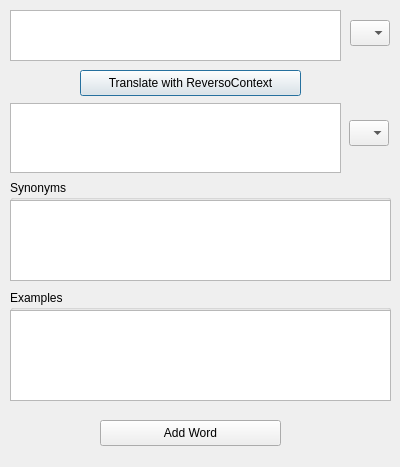
Above: addnewword.ui from AkimovSergey/VocabularyExpander before the change. Below: the same form after it.
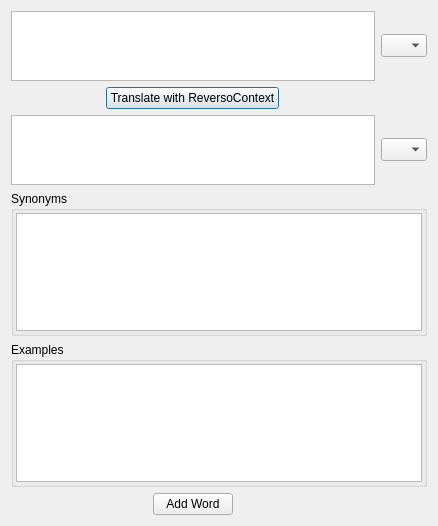
That is the form after the change.

Commit message: fixed parsing of webpage and improved UI for addnewword dialog

```diff
--- a/addnewword.ui
+++ b/addnewword.ui
@@ -6,125 +6,239 @@
    <rect>
     <x>0</x>
     <y>0</y>
-    <width>400</width>
-    <height>467</height>
+    <width>438</width>
+    <height>526</height>
    </rect>
   </property>
+  <property name="sizePolicy">
+   <sizepolicy hsizetype="Fixed" vsizetype="Expanding">
+    <horstretch>0</horstretch>
+    <verstretch>100</verstretch>
+   </sizepolicy>
+  </property>
+  <property name="minimumSize">
+   <size>
+    <width>438</width>
+    <height>0</height>
+   </size>
+  </property>
+  <property name="maximumSize">
+   <size>
+    <width>438</width>
+    <height>16777215</height>
+   </size>
+  </property>
   <property name="windowTitle">
    <string>Add new word</string>
   </property>
-  <widget class="QTextEdit" name="tb_from">
-   <property name="geometry">
-    <rect>
-     <x>10</x>
-     <y>10</y>
-     <width>331</width>
-     <height>51</height>
-    </rect>
-   </property>
-  </widget>
-  <widget class="QPushButton" name="bt_translate">
-   <property name="geometry">
-    <rect>
-     <x>80</x>
-     <y>70</y>
-     <width>221</width>
-     <height>26</height>
-    </rect>
-   </property>
-   <property name="text">
-    <string>Translate with ReversoContext</string>
-   </property>
-  </widget>
-  <widget class="QTextEdit" name="tb_to">
-   <property name="geometry">
-    <rect>
-     <x>10</x>
-     <y>103</y>
-     <width>331</width>
-     <height>70</height>
-    </rect>
-   </property>
-  </widget>
-  <widget class="QGroupBox" name="gb_1">
-   <property name="geometry">
-    <rect>
-     <x>10</x>
-     <y>180</y>
-     <width>381</width>
-     <height>101</height>
-    </rect>
-   </property>
-   <property name="title">
-    <string>Synonyms</string>
-   </property>
-   <widget class="QTextEdit" name="tb_synonyms">
-    <property name="geometry">
-     <rect>
-      <x>0</x>
-      <y>20</y>
-      <width>381</width>
-      <height>81</height>
-     </rect>
-    </property>
-   </widget>
-  </widget>
-  <widget class="QComboBox" name="cb_from">
-   <property name="geometry">
-    <rect>
-     <x>350</x>
-     <y>20</y>
-     <width>40</width>
-     <height>26</height>
-    </rect>
-   </property>
-  </widget>
-  <widget class="QComboBox" name="cb_to">
-   <property name="geometry">
-    <rect>
-     <x>349</x>
-     <y>120</y>
-     <width>40</width>
-     <height>26</height>
-    </rect>
-   </property>
-  </widget>
-  <widget class="QGroupBox" name="groupBox_2">
-   <property name="geometry">
-    <rect>
-     <x>10</x>
-     <y>290</y>
-     <width>381</width>
-     <height>111</height>
-    </rect>
-   </property>
-   <property name="title">
-    <string>Examples</string>
-   </property>
-   <widget class="QTextEdit" name="tb_examples">
-    <property name="geometry">
-     <rect>
-      <x>0</x>
-      <y>20</y>
-      <width>381</width>
-      <height>91</height>
-     </rect>
-    </property>
-   </widget>
-  </widget>
-  <widget class="QPushButton" name="tb_add_word">
-   <property name="geometry">
-    <rect>
-     <x>100</x>
-     <y>420</y>
-     <width>181</width>
-     <height>26</height>
-    </rect>
-   </property>
-   <property name="text">
-    <string>Add Word</string>
-   </property>
-  </widget>
+  <property name="layoutDirection">
+   <enum>Qt::LeftToRight</enum>
+  </property>
+  <layout class="QGridLayout" name="gridLayout">
+   <item row="2" column="0">
+    <widget class="QTextEdit" name="tb_to">
+     <property name="sizePolicy">
+      <sizepolicy hsizetype="Expanding" vsizetype="Fixed">
+       <horstretch>100</horstretch>
+       <verstretch>100</verstretch>
+      </sizepolicy>
+     </property>
+     <property name="maximumSize">
+      <size>
+       <width>16777215</width>
+       <height>70</height>
+      </size>
+     </property>
+     <property name="baseSize">
+      <size>
+       <width>361</width>
+       <height>111</height>
+      </size>
+     </property>
+    </widget>
+   </item>
+   <item row="0" column="1">
+    <widget class="QComboBox" name="cb_from">
+     <property name="sizePolicy">
+      <sizepolicy hsizetype="Expanding" vsizetype="Expanding">
+       <horstretch>100</horstretch>
+       <verstretch>100</verstretch>
+      </sizepolicy>
+     </property>
+     <property name="minimumSize">
+      <size>
+       <width>46</width>
+       <height>23</height>
+      </size>
+     </property>
+     <property name="maximumSize">
+      <size>
+       <width>46</width>
+       <height>23</height>
+      </size>
+     </property>
+     <property name="baseSize">
+      <size>
+       <width>46</width>
+       <height>23</height>
+      </size>
+     </property>
+     <property name="layoutDirection">
+      <enum>Qt::LeftToRight</enum>
+     </property>
+    </widget>
+   </item>
+   <item row="2" column="1">
+    <widget class="QComboBox" name="cb_to">
+     <property name="minimumSize">
+      <size>
+       <width>46</width>
+       <height>23</height>
+      </size>
+     </property>
+     <property name="maximumSize">
+      <size>
+       <width>46</width>
+       <height>23</height>
+      </size>
+     </property>
+     <property name="baseSize">
+      <size>
+       <width>46</width>
+       <height>23</height>
+      </size>
+     </property>
+    </widget>
+   </item>
+   <item row="3" column="0" colspan="2">
+    <widget class="QGroupBox" name="gb_1">
+     <property name="sizePolicy">
+      <sizepolicy hsizetype="Expanding" vsizetype="Expanding">
+       <horstretch>100</horstretch>
+       <verstretch>100</verstretch>
+      </sizepolicy>
+     </property>
+     <property name="title">
+      <string>Synonyms</string>
+     </property>
+     <layout class="QGridLayout" name="gridLayout_2">
+      <property name="leftMargin">
+       <number>2</number>
+      </property>
+      <property name="topMargin">
+       <number>2</number>
+      </property>
+      <property name="rightMargin">
+       <number>2</number>
+      </property>
+      <property name="bottomMargin">
+       <number>2</number>
+      </property>
+      <item row="0" column="0">
+       <widget class="QTextEdit" name="tb_synonyms">
+        <property name="enabled">
+         <bool>true</bool>
+        </property>
+        <property name="sizePolicy">
+         <sizepolicy hsizetype="Expanding" vsizetype="Expanding">
+          <horstretch>100</horstretch>
+          <verstretch>100</verstretch>
+         </sizepolicy>
+        </property>
+        <property name="layoutDirection">
+         <enum>Qt::LeftToRight</enum>
+        </property>
+        <property name="frameShape">
+         <enum>QFrame::StyledPanel</enum>
+        </property>
+       </widget>
+      </item>
+     </layout>
+    </widget>
+   </item>
+   <item row="0" column="0">
+    <widget class="QTextEdit" name="tb_from">
+     <property name="sizePolicy">
+      <sizepolicy hsizetype="Expanding" vsizetype="Maximum">
+       <horstretch>100</horstretch>
+       <verstretch>0</verstretch>
+      </sizepolicy>
+     </property>
+     <property name="maximumSize">
+      <size>
+       <width>16777215</width>
+       <height>70</height>
+      </size>
+     </property>
+     <property name="baseSize">
+      <size>
+       <width>361</width>
+       <height>70</height>
+      </size>
+     </property>
+    </widget>
+   </item>
+   <item row="1" column="0" alignment="Qt::AlignHCenter">
+    <widget class="QPushButton" name="bt_translate">
+     <property name="text">
+      <string>Translate with ReversoContext</string>
+     </property>
+    </widget>
+   </item>
+   <item row="4" column="0" colspan="2">
+    <widget class="QGroupBox" name="groupBox_2">
+     <property name="enabled">
+      <bool>true</bool>
+     </property>
+     <property name="sizePolicy">
+      <sizepolicy hsizetype="Expanding" vsizetype="Expanding">
+       <horstretch>100</horstretch>
+       <verstretch>100</verstretch>
+      </sizepolicy>
+     </property>
+     <property name="layoutDirection">
+      <enum>Qt::LeftToRight</enum>
+     </property>
+     <property name="title">
+      <string>Examples</string>
+     </property>
+     <layout class="QGridLayout" name="gridLayout_3">
+      <property name="leftMargin">
+       <number>2</number>
+      </property>
+      <property name="topMargin">
+       <number>2</number>
+      </property>
+      <property name="rightMargin">
+       <number>2</number>
+      </property>
+      <property name="bottomMargin">
+       <number>2</number>
+      </property>
+      <item row="0" column="0">
+       <widget class="QTextEdit" name="tb_examples">
+        <property name="sizePolicy">
+         <sizepolicy hsizetype="Expanding" vsizetype="Expanding">
+          <horstretch>100</horstretch>
+          <verstretch>100</verstretch>
+         </sizepolicy>
+        </property>
+        <property name="sizeAdjustPolicy">
+         <enum>QAbstractScrollArea::AdjustIgnored</enum>
+        </property>
+       </widget>
+      </item>
+     </layout>
+    </widget>
+   </item>
+   <item row="6" column="0" alignment="Qt::AlignHCenter">
+    <widget class="QPushButton" name="tb_add_word">
+     <property name="text">
+      <string>Add Word</string>
+     </property>
+    </widget>
+   </item>
+  </layout>
  </widget>
  <resources/>
  <connections/>
```
The commit also changes 4 other files.
